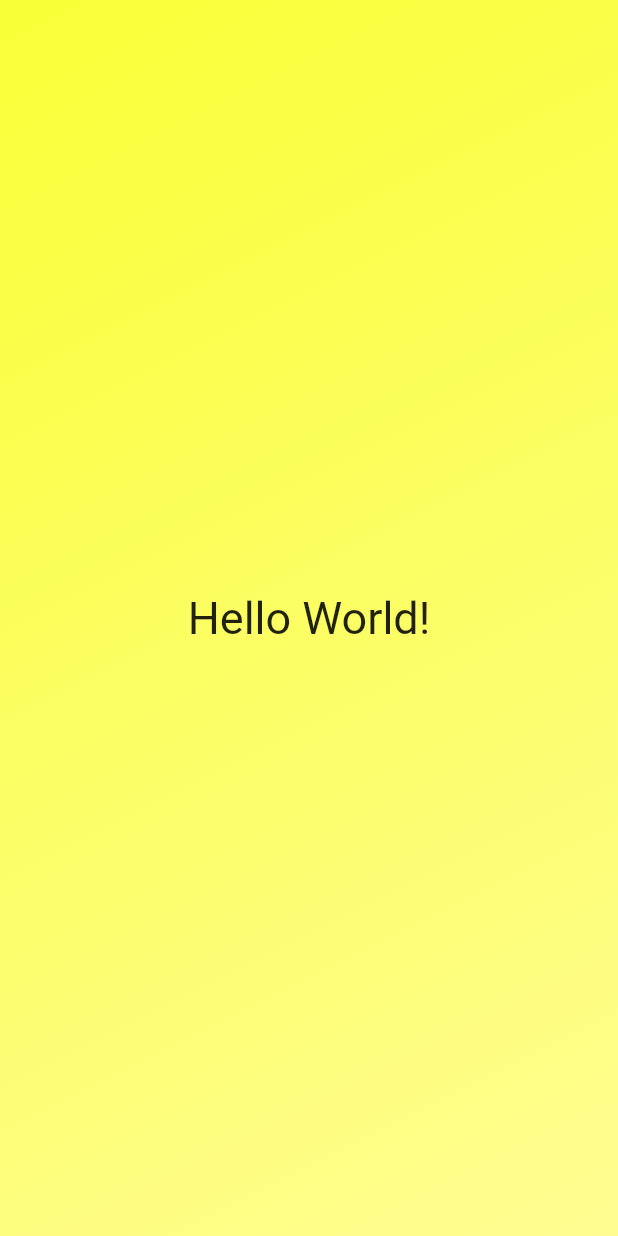
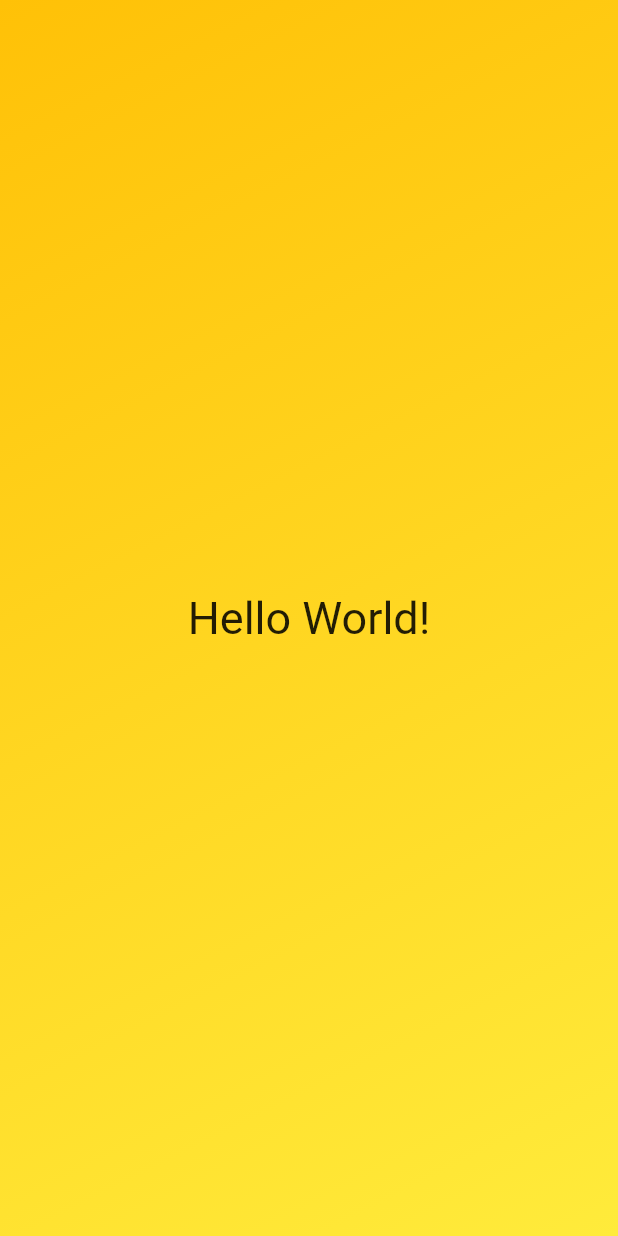
Before and after one commit to Chloe-R-Rowley/roll_dice_app, a Flutter app: the screen it shows after launch, on a phone screen of 412 x 824 dp. Run offline on Flutter 3.47's test engine with Material 2 defaults, Android fonts, the phone set to English and light mode, and no system bars.

```diff
--- a/lib/main.dart
+++ b/lib/main.dart
@@ -4,12 +4,21 @@ void main() {
   runApp(
     MaterialApp(
       home: Scaffold(
-        body: Container(
+        body: GradientContainer(),
+      ),
+    ),
+  );
+}
+
+class GradientContainer extends StatelessWidget {
+  @override
+  Widget build(context) {
+    return Container(
       decoration: const BoxDecoration(
         gradient: LinearGradient(
           colors: [
-                Color.fromARGB(255, 248, 255, 53),
-                Color.fromARGB(255, 255, 253, 145),
+            Colors.amber,
+            Colors.yellow,
           ],
           begin: Alignment.topLeft,
           end: Alignment.bottomRight,
@@ -24,8 +33,6 @@ void main() {
           ),
         ),
       ),
-        ),
-      ),
-    ),
     );
   }
+}
```
Lines whose indentation alone changed are shown as unchanged.
